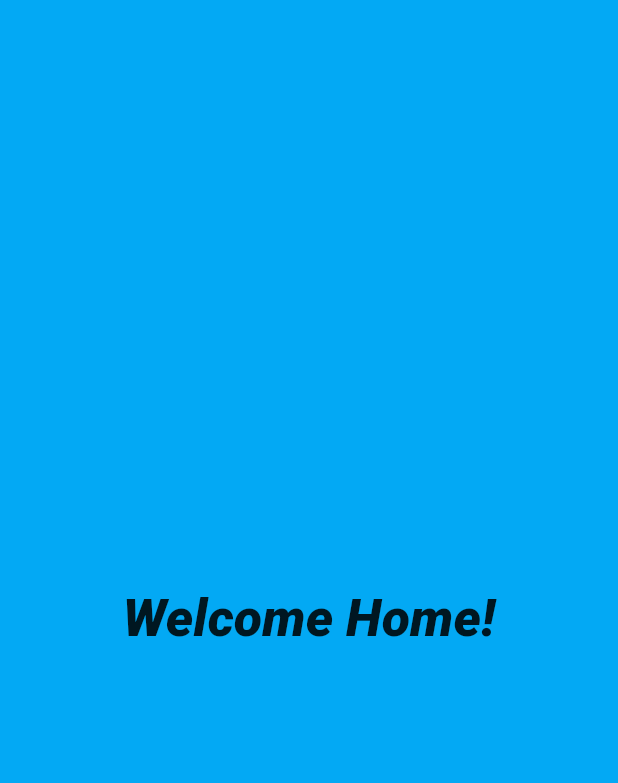
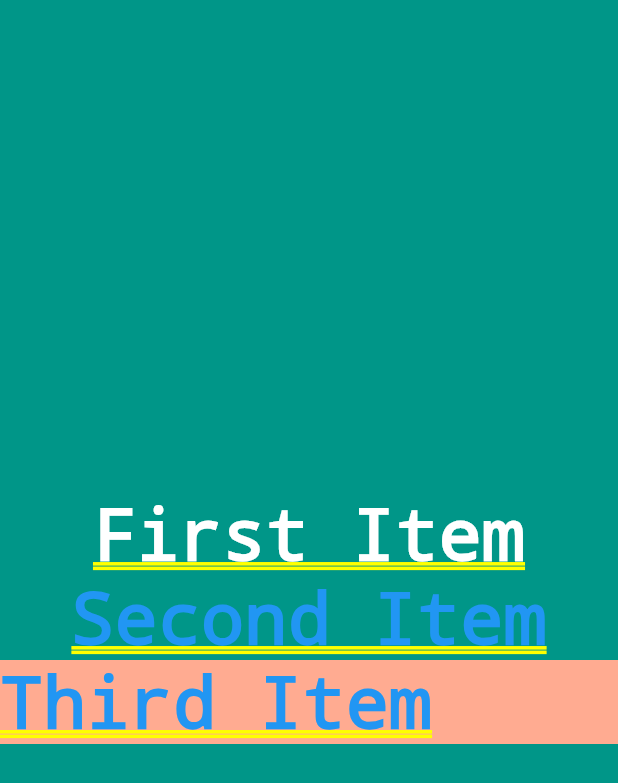
Before and after one commit to negimohit1209/flutter_todoList, a Flutter app: the screen it shows after launch, on a phone screen of 412 x 824 dp. Shown: the top 783 px of the screen. Run offline on Flutter 3.47's test engine with Material 2 defaults, Android fonts, the phone set to English and light mode, and no system bars.

```diff
--- a/lib/main.dart
+++ b/lib/main.dart
@@ -1,6 +1,7 @@
 import 'package:flutter/material.dart';
 import 'ui/welcome.dart';
+import 'ui/home.dart';
 
 void main() {
-  runApp(MaterialApp(title: "Welcome App", home: Welcome()));
+  runApp(MaterialApp(title: "Layouts", home: Home()));
 }
--- /dev/null
+++ b/lib/ui/home.dart
@@ -0,0 +1,38 @@
+import 'package:flutter/material.dart';
+
+class Home extends StatelessWidget {
+  @override
+  Widget build(BuildContext context) {
+    return Container(
+      color: Colors.teal,
+      alignment: Alignment.center,
+      child: Column(
+        mainAxisAlignment: MainAxisAlignment.center,
+        children: <Widget>[
+          Text("First Item",
+              textDirection: TextDirection.ltr,
+              style: TextStyle(color: Colors.white)),
+          Text("Second Item",
+              textDirection: TextDirection.ltr,
+              style: TextStyle(color: Colors.blue)),
+          Container(
+            color: Colors.deepOrange.shade200,
+            alignment: Alignment.bottomLeft,
+            child: Text("Third Item",
+                textDirection: TextDirection.ltr,
+                style: TextStyle(color: Colors.blue)),
+          )
+        ],
+      ),
+      // child: Text(
+      //   "hello Container",
+      //   textDirection: TextDirection.ltr,
+      //   style: TextStyle(
+      //     color: Colors.white,
+      //     fontWeight: FontWeight.w900,
+      //     fontSize: 18.3
+      //   )
+      // )
+    );
+  }
+}
```
Also changed, not shown: 1 other file.
